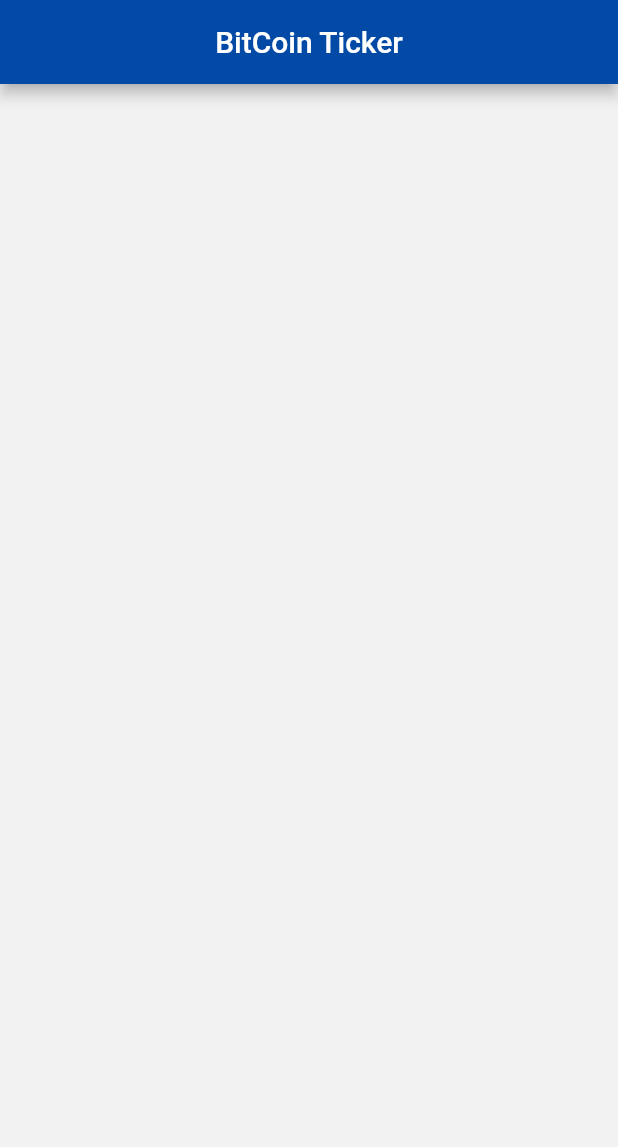
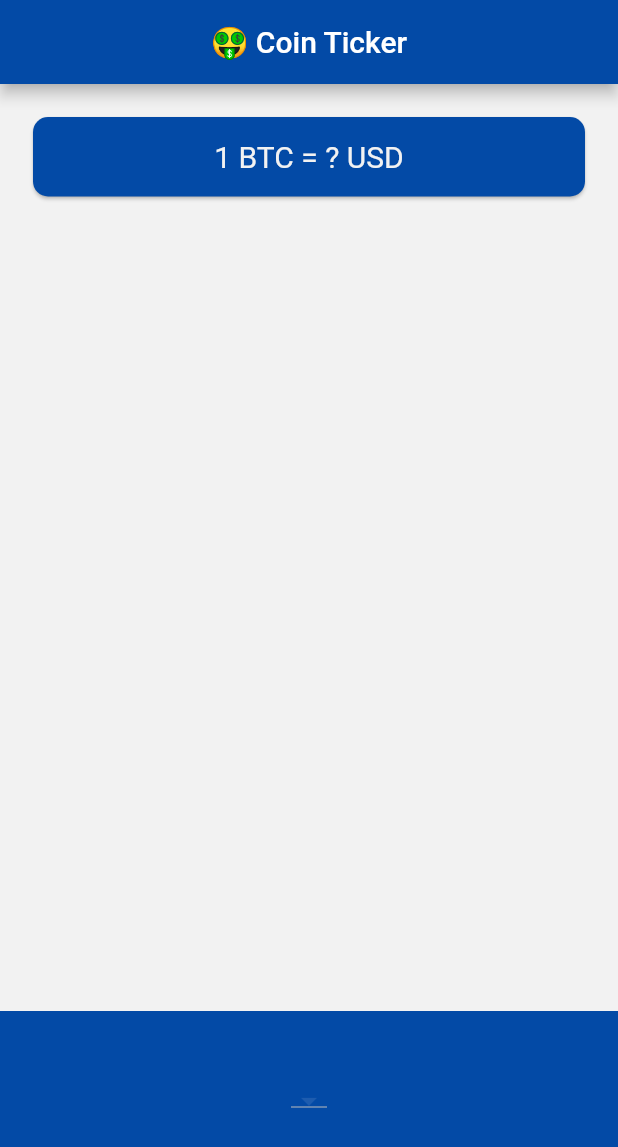
Before and after one commit to ashwanisng/Bitcoin-Ticker-App, a Flutter app: the screen it shows after launch, on a phone screen of 412 x 824 dp. Shown: the top 1147 px of the screen. Run offline on Flutter 3.47's test engine with Material 2 defaults, Android fonts, the phone set to English and light mode, and no system bars.

Commit message:
created starter page

```diff
--- a/lib/main.dart
+++ b/lib/main.dart
@@ -1,4 +1,5 @@
 import 'package:bitcoin_ticker/screens/price_screen.dart';
+import 'package:bitcoin_ticker/utilities/constant.dart';
 import 'package:flutter/material.dart';
 
 void main() {
@@ -12,8 +13,8 @@ class MyApp extends StatelessWidget {
     return MaterialApp(
       debugShowCheckedModeBanner: false,
       theme: ThemeData.dark().copyWith(
-        primaryColor: Color(0xFF034AA6),
-        scaffoldBackgroundColor: Color(0xFFF2F2F2),
+        primaryColor: kBlueBackgroundColor,
+        scaffoldBackgroundColor: kWhiteTextColor,
       ),
       home: PriceScreen(),
     );
--- a/lib/screens/price_screen.dart
+++ b/lib/screens/price_screen.dart
@@ -1,5 +1,6 @@
-import 'dart:html';
+import 'dart:ui';
 
+import 'package:bitcoin_ticker/utilities/constant.dart';
 import 'package:flutter/material.dart';
 
 class PriceScreen extends StatelessWidget {
@@ -7,8 +8,44 @@ class PriceScreen extends StatelessWidget {
   Widget build(BuildContext context) {
     return Scaffold(
       appBar: AppBar(
-        title: Text('BitCoin Ticker'),
+        title: Text('🤑 Coin Ticker'),
         centerTitle: true,
+      ),
+      body: Column(
+        crossAxisAlignment: CrossAxisAlignment.stretch,
+        mainAxisAlignment: MainAxisAlignment.spaceBetween,
+        children: [
+          Padding(
+            padding: EdgeInsets.fromLTRB(18, 18, 18, 0),
+            child: Card(
+              color: kBlueBackgroundColor,
+              shape: RoundedRectangleBorder(
+                borderRadius: BorderRadius.circular(10.0),
+              ),
+              child: Padding(
+                padding: EdgeInsets.symmetric(horizontal: 28.0, vertical: 15.0),
+                child: Text(
+                  '1 BTC = ? USD',
+                  style: TextStyle(
+                    fontSize: 20.0,
+                    color: kWhiteTextColor,
+                  ),
+                  textAlign: TextAlign.center,
+                ),
+              ),
+            ),
+          ),
+          Container(
+            color: kBlueBackgroundColor,
+            height: 150.0,
+            alignment: Alignment.center,
+            padding: EdgeInsets.only(bottom: 30.0),
+            child: DropdownButton(
+              items: null,
+              onChanged: (String value) {},
+            ),
+          )
+        ],
       ),
     );
   }
--- /dev/null
+++ b/lib/utilities/constant.dart
@@ -0,0 +1,4 @@
+import 'package:flutter/material.dart';
+
+const kBlueBackgroundColor = Color(0xFF034AA6);
+const kWhiteTextColor = Color(0xFFF2F2F2);
```
